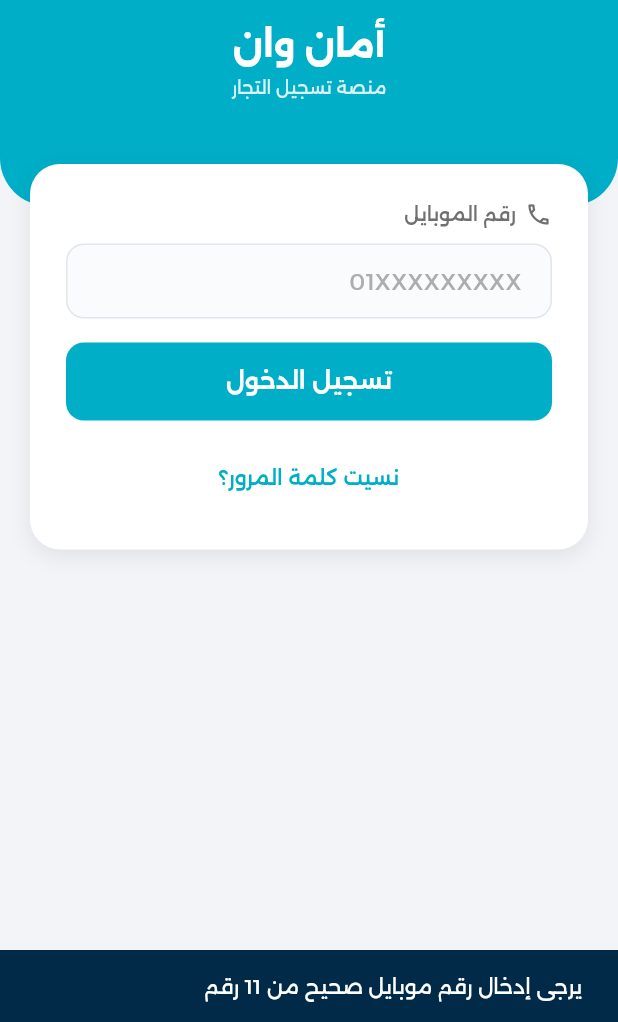
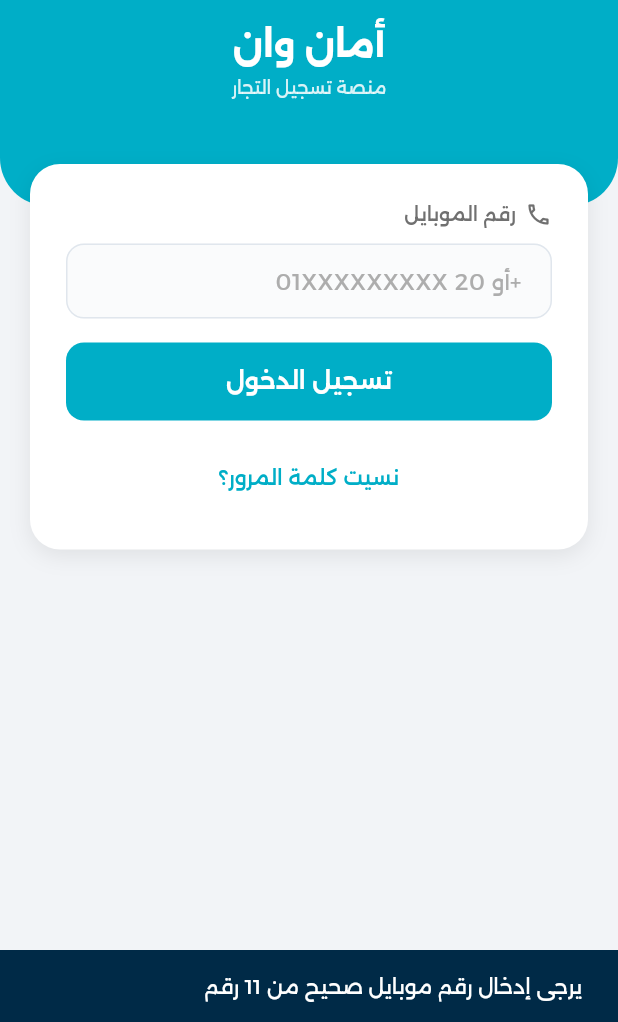
Before and after one commit to marwanhamedahmedmaher-sudo/Aman_One, a Flutter app: the screen it shows after launch, after a tap on "تسجيل الدخول", on a phone screen of 412 x 824 dp, the part 214-1236 px from its top. Run offline on Flutter 3.47's test engine with Material 3 defaults, Android fonts, the phone set to English and light mode, and no system bars; our stand-ins replace flutter_secure_storage, image_picker, local_auth, supabase_flutter; missing offline and left inert: mixpanel_flutter; accounts and stored records are empty; network calls fail.

Commit message:
Login: accept phone with country code; fix profile tab wrap on select
- phone_entry: normalize +20/0020/20/+2 prefixes to internal 01XXXXXXXXX form;
  raise maxLength 11->16 so the code can be typed; update hint.
- main_shell: force nav labels to a single line (maxLines:1/softWrap:false) so
  the profile tab keeps its size when the active bold weight is applied.

Co-Authored-By: Claude Opus 4.8 <noreply@anthropic.com>

```diff
--- a/lib/screens/auth/phone_entry_screen.dart
+++ b/lib/screens/auth/phone_entry_screen.dart
@@ -3,6 +3,7 @@ import 'package:provider/provider.dart';
 import '../../providers/auth_provider.dart';
 import '../../theme/app_theme.dart';
 import '../../widgets/auth_header.dart';
+import '../../widgets/responsive_container.dart';
 import 'forgot_password_screen.dart';
 import 'password_screen.dart';
 
@@ -23,11 +24,35 @@ class _PhoneEntryScreenState extends State<PhoneEntryScreen> {
     super.dispose();
   }
 
+  /// Normalizes a phone number to the internal 11-digit local form
+  /// (`01XXXXXXXXX`), accepting an optional Egypt country code entered as
+  /// `+20`, `0020`, `20`, `+2`, `+02`, etc. Returns null if the number is not
+  /// a valid Egyptian mobile number.
+  String? _normalizePhone(String raw) {
+    // Keep digits only (drops '+', spaces, dashes, and any leading '00').
+    var digits = raw.replaceAll(RegExp(r'\D'), '');
+    if (digits.startsWith('00')) {
+      digits = digits.substring(2);
+    }
+    // Strip the Egypt country code (20) if present.
+    if (digits.startsWith('20') && digits.length == 12) {
+      digits = '0${digits.substring(2)}';
+    } else if (digits.startsWith('1') && digits.length == 10) {
+      // National number without the leading 0.
+      digits = '0$digits';
+    }
+
+    // Valid Egyptian mobile: 11 digits, starts with 01.
+    if (digits.length == 11 && digits.startsWith('01')) {
+      return digits;
+    }
+    return null;
+  }
+
   void _handleContinue() {
-    final cleaned = _phoneController.text.trim().replaceAll(RegExp(r'\s'), '');
+    final normalized = _normalizePhone(_phoneController.text);
 
-    // Validate: 11 digits starting with 01
-    if (cleaned.length != 11 || !cleaned.startsWith('01')) {
+    if (normalized == null) {
       ScaffoldMessenger.of(context).showSnackBar(
         const SnackBar(
           content: Text('\u064a\u0631\u062c\u0649 \u0625\u062f\u062e\u0627\u0644 \u0631\u0642\u0645 \u0645\u0648\u0628\u0627\u064a\u0644 \u0635\u062d\u064a\u062d \u0645\u0646 11 \u0631\u0642\u0645'),
@@ -39,7 +64,7 @@ class _PhoneEntryScreenState extends State<PhoneEntryScreen> {
     setState(() => _loading = true);
 
     final auth = context.read<AuthProvider>();
-    auth.setPhone(cleaned);
+    auth.setPhone(normalized);
 
     // Small delay for visual feedback, then navigate to password
     Future.delayed(const Duration(milliseconds: 300), () {
@@ -57,7 +82,8 @@ class _PhoneEntryScreenState extends State<PhoneEntryScreen> {
     return Scaffold(
       backgroundColor: AppColors.background,
       body: SingleChildScrollView(
-        child: Column(
+        child: ResponsiveContainer(
+          child: Column(
           children: [
             const AuthHeader(height: 280),
             Transform.translate(
@@ -96,11 +122,11 @@ class _PhoneEntryScreenState extends State<PhoneEntryScreen> {
                         child: TextField(
                           controller: _phoneController,
                           keyboardType: TextInputType.phone,
-                          maxLength: 11,
+                          maxLength: 16,
                           textAlign: TextAlign.right,
                           style: AppTheme.inputText,
                           decoration: AppTheme.inputDecoration(
-                            hintText: '01XXXXXXXXX',
+                            hintText: '01XXXXXXXXX أو 20+',
                           ).copyWith(counterText: ''),
                         ),
                       ),
@@ -146,6 +172,7 @@ class _PhoneEntryScreenState extends State<PhoneEntryScreen> {
             ),
           ],
         ),
+        ),
       ),
     );
   }
--- a/lib/screens/main/main_shell.dart
+++ b/lib/screens/main/main_shell.dart
@@ -94,6 +94,10 @@ class _MainShellState extends State<MainShell> {
             const SizedBox(height: 4),
             Text(
               label,
+              maxLines: 1,
+              softWrap: false,
+              overflow: TextOverflow.visible,
+              textAlign: TextAlign.center,
               style: AppTheme.bodySmall.copyWith(
                 fontSize: 11,
                 color: isActive ? AppColors.tabActive : AppColors.tabInactive,
```
